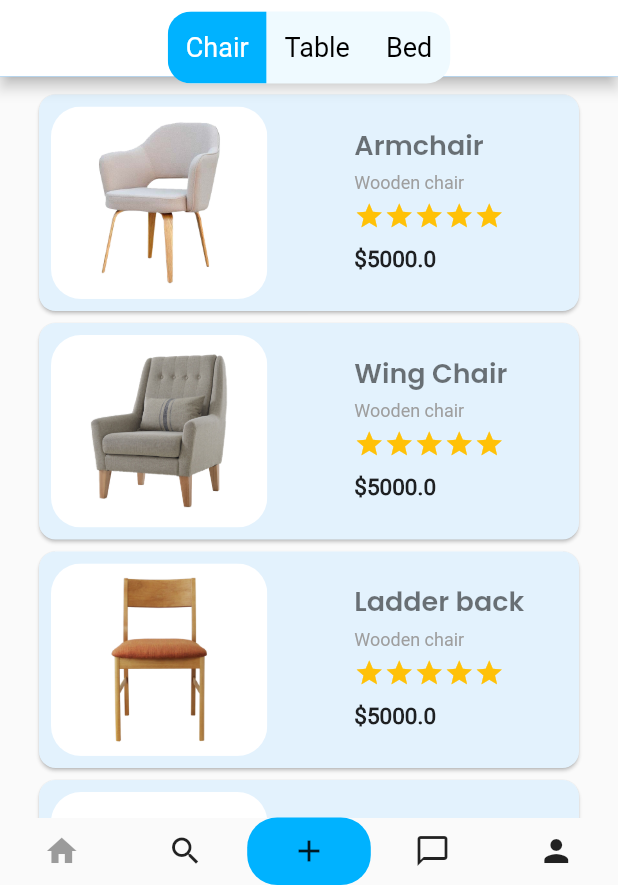
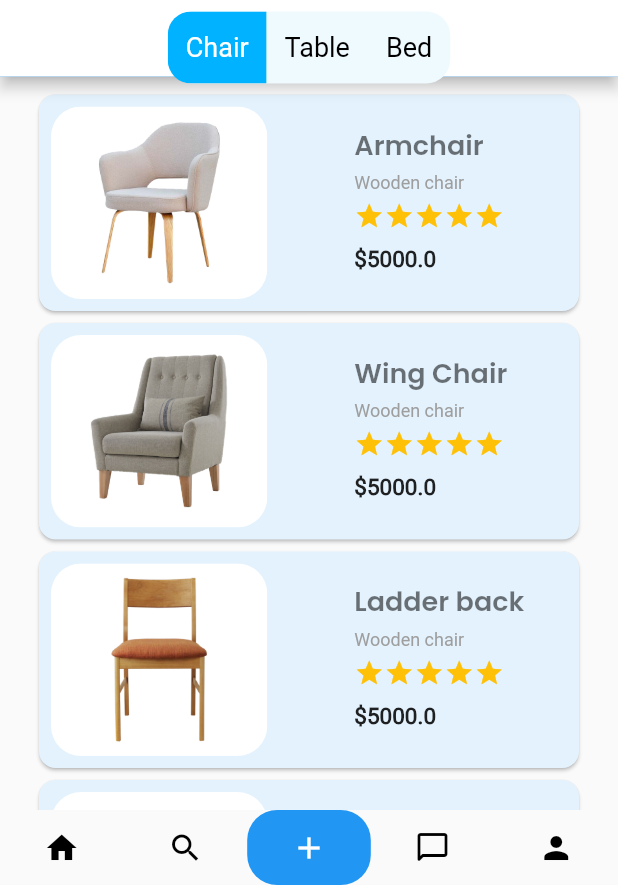
Before and after one commit to PrantoMondal/Furniture_App, a Flutter app: the screen it shows after launch, on a phone screen of 412 x 824 dp, the part 351-1236 px from its top. Run offline on Flutter 3.47's test engine with Material 2 defaults, Android fonts, the phone set to English and light mode, and no system bars.

Commit message:
Modified bottom nav bar

```diff
--- a/lib/pages/home_page.dart
+++ b/lib/pages/home_page.dart
@@ -1,18 +1,20 @@
 import 'package:flutter/material.dart';
 import 'package:furniture_app/db/temp_db.dart';
 import 'package:furniture_app/details_page.dart';
+
 
 import '../models/models.dart';
 import '../widgets/category_button.dart';
 
 class HomePage extends StatefulWidget {
+
   const HomePage({Key? key}) : super(key: key);
-
   @override
   State<HomePage> createState() => _HomePageState();
 }
 
 class _HomePageState extends State<HomePage> {
+  int _selectedItemIndex = 2;
   @override
   Widget build(BuildContext context) {
     Color color1 = _colorFromHex("#4F4F4F");
@@ -107,55 +109,36 @@ class _HomePageState extends State<HomePage> {
         ),
         bottomNavigationBar: Row(
           children: <Widget>[
-            Container(
-              height: 45,
-              width: MediaQuery.of(context).size.width/5,
-              decoration: BoxDecoration(
-                borderRadius: BorderRadius.all(Radius.circular(20)),
-                //color: Colors.white
-              ),
+            buildNavBarItem(Icons.home, 0, false),
+            buildNavBarItem(Icons.search, 1, false),
+            buildNavBarItem(Icons.add, 2, false),
+            buildNavBarItem(Icons.chat_bubble_outline_rounded, 3, false),
+            buildNavBarItem(Icons.person, 4, false),
 
-              child: Icon(Icons.home,color: Colors.black38,),
-            ),
-            Container(
-              height:45,
-              width: MediaQuery.of(context).size.width/5,
-              decoration: BoxDecoration(
-                borderRadius: BorderRadius.all(Radius.circular(20)),
-                //color: Colors.white
-              ),
-
-              child: Icon(Icons.search),
-            ),Container(
-              height: 45,
-              width: MediaQuery.of(context).size.width/5,
-              decoration: BoxDecoration(
-                borderRadius: BorderRadius.all(Radius.circular(20)),
-                color: color3
-              ),
-
-              child: Icon(Icons.add),
-            ),Container(
-              height: 45,
-              width: MediaQuery.of(context).size.width/5,
-              decoration: BoxDecoration(
-                borderRadius: BorderRadius.all(Radius.circular(20)),
-                //color: Colors.white
-              ),
-
-              child: Icon(Icons.chat_bubble_outline),
-            ),Container(
-              height: 45,
-              width: MediaQuery.of(context).size.width/5,
-              decoration: BoxDecoration(
-                borderRadius: BorderRadius.all(Radius.circular(20)),
-                //color: Colors.white
-              ),
-
-              child: Icon(Icons.person),
-            ),
           ],
         ),
+    );
+  }
+
+  Widget buildNavBarItem(IconData icon,int index,bool isActive) {
+
+    return GestureDetector(
+      onTap: (){
+        setState((){
+          _selectedItemIndex == index;
+        });
+
+      },
+      child: Container(
+                height: 50,
+                width: MediaQuery.of(context).size.width/5,
+                decoration: BoxDecoration(
+                  borderRadius: BorderRadius.all(Radius.circular(20)),
+                    color:index == _selectedItemIndex? Colors.blue:Colors.transparent
+                ),
+
+                child: Icon(icon,color:index == _selectedItemIndex? Colors.white:Colors.black),
+              ),
     );
   }
 }
```
